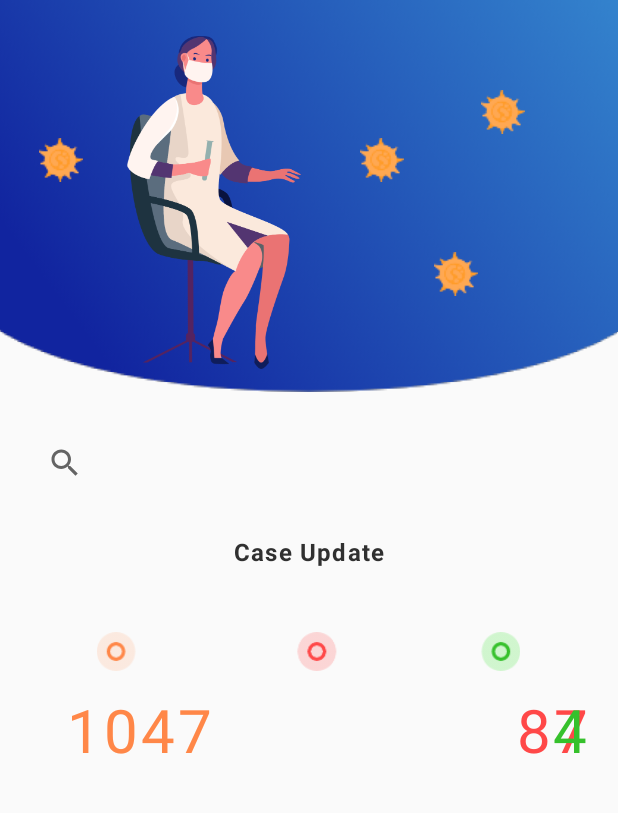
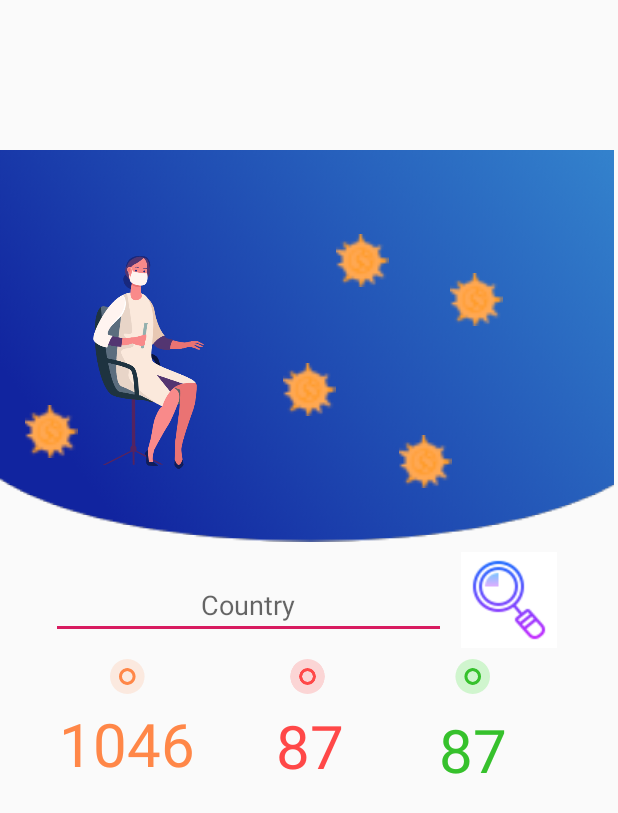
Before and after one commit to tonygms2/Corona-Update, an Android app: the screen it shows after launch (MainActivity), on a phone screen of 412 x 824 dp. Shown: the top 813 px of the screen. Run offline under Robolectric (Android 15) with nearby library versions, the phone set to English and light mode, and no system bars; libraries missing offline, so code that uses them is left out: com.daandtu.webscraper.

Commit message:
added alot of stuffs but doesnt work needs working

```diff
--- a/CoronaInfoUpdate/app/build.gradle
+++ b/CoronaInfoUpdate/app/build.gradle
@@ -5,7 +5,7 @@ android {
     buildToolsVersion "29.0.2"
     defaultConfig {
         applicationId "ulab.edu.coronainfoupdate"
-        minSdkVersion 14
+        minSdkVersion 19
         targetSdkVersion 29
         versionCode 1
         versionName "1.0"
@@ -26,4 +26,5 @@ dependencies {
     testImplementation 'junit:junit:4.12'
     androidTestImplementation 'androidx.test.ext:junit:1.1.0'
     androidTestImplementation 'androidx.test.espresso:espresso-core:3.1.1'
+    implementation 'com.daandtu:android-web-scraper:1.0.1'
 }
--- a/CoronaInfoUpdate/app/src/main/AndroidManifest.xml
+++ b/CoronaInfoUpdate/app/src/main/AndroidManifest.xml
@@ -1,7 +1,7 @@
 <?xml version="1.0" encoding="utf-8"?>
 <manifest xmlns:android="http://schemas.android.com/apk/res/android"
     package="ulab.edu.coronainfoupdate">
-
+    <uses-permission android:name="android.permission.INTERNET"/>
     <application
         android:allowBackup="true"
         android:icon="@mipmap/ic_launcher"
--- a/CoronaInfoUpdate/app/src/main/java/ulab/edu/coronainfoupdate/MainActivity.java
+++ b/CoronaInfoUpdate/app/src/main/java/ulab/edu/coronainfoupdate/MainActivity.java
@@ -1,29 +1,74 @@
 package ulab.edu.coronainfoupdate;
 
 import androidx.appcompat.app.AppCompatActivity;
+import androidx.constraintlayout.widget.ConstraintLayout;
 
 import android.annotation.TargetApi;
 import android.graphics.drawable.Drawable;
 import android.os.Build;
 import android.os.Bundle;
+import android.view.View;
 import android.view.Window;
 import android.view.WindowManager;
+import android.widget.EditText;
 import android.widget.SearchView;
 import android.widget.TextView;
 import android.widget.Toast;
 
+import com.daandtu.webscraper.Element;
+import com.daandtu.webscraper.WebScraper;
+
 public class MainActivity extends AppCompatActivity {
-    TextView infected = (TextView)findViewById(R.id.infectedID);
-    TextView death = (TextView)findViewById(R.id.deathID);
-    TextView recovered = (TextView)findViewById(R.id.recoveredID);
-    SearchView searchView = (SearchView)findViewById(R.id.searchView);
+    EditText searchCountry;
+    TextView infectedData;
+
+
 
 
     @Override
     protected void onCreate(Bundle savedInstanceState) {
         super.onCreate(savedInstanceState);
         setContentView(R.layout.activity_main);
+        //Toast.makeText(this, "It Works", Toast.LENGTH_SHORT).show();
+
 
     }
 
+    public void searchCountry(String CountryName){
+
+
+
+    }
+
+
+
+    public void sayHi(View view) {
+      ConstraintLayout layout = new ConstraintLayout(this);
+
+        searchCountry = (EditText)findViewById(R.id.SearchCountry);
+        final String CountryName = searchCountry.getText().toString();
+        searchCountry(CountryName);
+        infectedData = (TextView)findViewById(R.id.infectedID);
+        final WebScraper webScraper = new WebScraper(this);
+        webScraper.setUserAgentToDesktop(true);
+        webScraper.setLoadImages(false);
+        webScraper.loadURL("https://www.worldometers.info/coronavirus/?utm_campaign=homeAdUOA?Si");
+        layout.addView(webScraper.getView());
+        webScraper.setOnPageLoadedListener(new WebScraper.onPageLoadedListener() {
+            @Override
+            public void loaded(String URL) {
+                //Element searchBar = webScraper.findElementByXpath("//*[@id=\"main_table_countries_today_filter\"]/label/input");
+                //searchBar.setText(CountryName);
+                Element getInfo = webScraper.findElementByXpath("//*[@id=\"maincounter-wrap\"]/div/span");
+                String infected = getInfo.getText();
+                Toast.makeText(MainActivity.this, infected, Toast.LENGTH_SHORT).show();
+
+            }
+        });
+
+
+
+
+
+    }
 }
--- a/CoronaInfoUpdate/app/src/main/res/layout/activity_main.xml
+++ b/CoronaInfoUpdate/app/src/main/res/layout/activity_main.xml
@@ -6,192 +6,164 @@
     android:layout_height="match_parent"
     tools:context=".MainActivity">
 
+    <RelativeLayout
+        android:layout_width="409dp"
+        android:layout_height="729dp"
+        app:layout_constraintBottom_toBottomOf="parent"
+        app:layout_constraintStart_toStartOf="parent"
+        app:layout_constraintTop_toTopOf="parent"
+        app:layout_constraintVertical_bias="1.0">
+
+        <TextView
+            android:id="@+id/RecoveryID"
+            android:layout_width="wrap_content"
+            android:layout_height="wrap_content"
+            android:layout_below="@+id/imageView2"
+            android:layout_alignParentEnd="true"
+            android:layout_marginTop="106dp"
+            android:layout_marginEnd="71dp"
+            android:fontFamily="sans-serif"
+            android:lineSpacingExtra="38sp"
+            android:text="87"
+            android:textColor="#36c12c"
+            android:textSize="40sp" />
+
+        <ImageView
+            android:id="@+id/imageView2"
+            android:layout_width="416dp"
+            android:layout_height="272dp"
+            android:layout_alignParentStart="true"
+            android:layout_alignParentTop="true"
+            android:layout_alignParentEnd="true"
+            android:layout_marginStart="0dp"
+            android:layout_marginTop="0dp"
+            android:layout_marginEnd="-7dp"
+            app:srcCompat="@drawable/image_1" />
+
+        <ImageView
+            android:id="@+id/imageView9"
+            android:layout_width="52dp"
+            android:layout_height="35dp"
+            android:layout_alignParentTop="true"
+            android:layout_alignParentEnd="true"
+            android:layout_marginTop="175dp"
+            android:layout_marginEnd="349dp"
+            app:srcCompat="@drawable/corona_1" />
+
+        <ImageView
+            android:id="@+id/imageView8"
+            android:layout_width="52dp"
+            android:layout_height="35dp"
+            android:layout_alignParentTop="true"
+            android:layout_alignParentEnd="true"
+            android:layout_marginTop="87dp"
+            android:layout_marginEnd="66dp"
+            app:srcCompat="@drawable/corona_1" />
+
+        <ImageView
+            android:id="@+id/imageView6"
+            android:layout_width="52dp"
+            android:layout_height="35dp"
+            android:layout_alignParentTop="true"
+            android:layout_alignParentEnd="true"
+            android:layout_marginTop="147dp"
+            android:layout_marginEnd="177dp"
+            app:srcCompat="@drawable/corona_1" />
+
+        <ImageView
+            android:id="@+id/imageView7"
+            android:layout_width="52dp"
+            android:layout_height="35dp"
+            android:layout_alignParentTop="true"
+            android:layout_alignParentEnd="true"
+            android:layout_marginTop="195dp"
+            android:layout_marginEnd="100dp"
+            app:srcCompat="@drawable/corona_1" />
+
+        <ImageView
+            android:id="@+id/imageView4"
+            android:layout_width="82dp"
+            android:layout_height="142dp"
+            android:layout_alignParentTop="true"
+            android:layout_alignParentEnd="true"
+            android:layout_marginTop="76dp"
+            android:layout_marginEnd="269dp"
+            app:srcCompat="@drawable/drcorona" />
 
         <ImageView
             android:id="@+id/imageView5"
-        android:layout_width="570dp"
-        android:layout_height="261dp"
-        app:layout_constraintEnd_toEndOf="parent"
-        app:layout_constraintStart_toStartOf="parent"
-        app:layout_constraintTop_toTopOf="parent"
-        app:srcCompat="@drawable/image_1" />
-
-    <ImageView
-        android:id="@+id/imageView6"
-        android:layout_width="117dp"
-        android:layout_height="222dp"
-        android:layout_marginTop="24dp"
-        app:layout_constraintEnd_toEndOf="parent"
-        app:layout_constraintHorizontal_bias="0.285"
-        app:layout_constraintStart_toStartOf="parent"
-        app:layout_constraintTop_toTopOf="parent"
-        app:srcCompat="@drawable/drcorona" />
-
-    <ImageView
-        android:id="@+id/imageView8"
-        android:layout_width="49dp"
-        android:layout_height="29dp"
-        android:layout_marginTop="60dp"
-        app:layout_constraintEnd_toEndOf="parent"
-        app:layout_constraintHorizontal_bias="0.856"
-        app:layout_constraintStart_toStartOf="parent"
-        app:layout_constraintTop_toTopOf="parent"
-        app:srcCompat="@drawable/corona" />
-
-    <ImageView
-        android:id="@+id/imageView9"
-        android:layout_width="49dp"
-        android:layout_height="29dp"
-        android:layout_marginTop="168dp"
-        app:layout_constraintEnd_toEndOf="parent"
-        app:layout_constraintHorizontal_bias="0.77"
-        app:layout_constraintStart_toStartOf="parent"
-        app:layout_constraintTop_toTopOf="parent"
-        app:srcCompat="@drawable/corona" />
-
-    <ImageView
-        android:id="@+id/imageView10"
-        android:layout_width="49dp"
-        android:layout_height="29dp"
-        android:layout_marginTop="92dp"
-        app:layout_constraintEnd_toEndOf="parent"
-        app:layout_constraintHorizontal_bias="0.635"
-        app:layout_constraintStart_toStartOf="parent"
-        app:layout_constraintTop_toTopOf="parent"
-        app:srcCompat="@drawable/corona" />
-
-    <ImageView
-        android:id="@+id/imageView11"
-        android:layout_width="49dp"
-        android:layout_height="29dp"
-        android:layout_marginTop="92dp"
-        app:layout_constraintEnd_toEndOf="parent"
-        app:layout_constraintHorizontal_bias="0.044"
-        app:layout_constraintStart_toStartOf="parent"
-        app:layout_constraintTop_toTopOf="parent"
-        app:srcCompat="@drawable/corona" />
-
-    <FrameLayout
-        android:layout_width="409dp"
-        android:layout_height="468dp"
-        app:layout_constraintEnd_toEndOf="parent"
-        app:layout_constraintStart_toStartOf="parent"
-        app:layout_constraintTop_toBottomOf="@+id/imageView5">
-
-        <androidx.constraintlayout.widget.ConstraintLayout
-            android:layout_width="match_parent"
-            android:layout_height="match_parent">
-
-            <SearchView
-                android:id="@+id/searchView"
-                android:layout_width="374dp"
-                android:layout_height="61dp"
-                android:layout_marginBottom="44dp"
-                app:layout_constraintBottom_toBottomOf="parent"
-                app:layout_constraintEnd_toEndOf="parent"
-                app:layout_constraintStart_toStartOf="parent"
-                app:layout_constraintTop_toTopOf="parent"
-                app:layout_constraintVertical_bias="0.046" />
-
-            <FrameLayout
-                android:id="@+id/frameLayout"
-                android:layout_width="373dp"
-                android:layout_height="151dp"
-                android:layout_marginTop="56dp"
-                app:layout_constraintEnd_toEndOf="parent"
-                app:layout_constraintHorizontal_bias="0.485"
-                app:layout_constraintStart_toStartOf="parent"
-                app:layout_constraintTop_toBottomOf="@+id/searchView">
-
-                <androidx.constraintlayout.widget.ConstraintLayout
-                    android:layout_width="match_parent"
-                    android:layout_height="match_parent">
-
-                    <ImageView
-                        android:id="@+id/imageView13"
-                        android:layout_width="303dp"
-                        android:layout_height="26dp"
-                        app:layout_constraintBottom_toBottomOf="parent"
-                        app:layout_constraintEnd_toEndOf="parent"
-                        app:layout_constraintStart_toStartOf="parent"
-                        app:layout_constraintTop_toTopOf="parent"
-                        app:layout_constraintVertical_bias="0.208"
-                        app:srcCompat="@drawable/group_381" />
+            android:layout_width="52dp"
+            android:layout_height="35dp"
+            android:layout_alignParentTop="true"
+            android:layout_alignParentEnd="true"
+            android:layout_marginTop="61dp"
+            android:layout_marginEnd="142dp"
+            app:srcCompat="@drawable/corona_1" />
 
         <TextView
             android:id="@+id/infectedID"
             android:layout_width="wrap_content"
             android:layout_height="wrap_content"
-                        android:layout_marginTop="12dp"
+            android:layout_below="@+id/imageView2"
+            android:layout_alignParentEnd="true"
+            android:layout_marginTop="102dp"
+            android:layout_marginEnd="279dp"
             android:fontFamily="sans-serif"
-                        android:letterSpacing="0.05"
             android:lineSpacingExtra="38sp"
+            android:text="1046"
             android:textColor="#ff8748"
-                        android:textSize="40sp"
-                        android:textStyle="normal"
-                        app:layout_constraintEnd_toEndOf="parent"
-                        app:layout_constraintHorizontal_bias="0.095"
-                        app:layout_constraintStart_toStartOf="parent"
-                        app:layout_constraintTop_toBottomOf="@+id/imageView13"
-                        android:text="1047" />
+            android:textSize="40sp" />
 
         <TextView
             android:id="@+id/deathID"
             android:layout_width="wrap_content"
             android:layout_height="wrap_content"
+            android:layout_below="@+id/imageView2"
+            android:layout_alignParentEnd="true"
+            android:layout_marginTop="103dp"
+            android:layout_marginEnd="180dp"
             android:fontFamily="sans-serif"
-                        android:letterSpacing="0.05"
             android:lineSpacingExtra="38sp"
+            android:text="87"
             android:textColor="#ff4848"
-                        android:textSize="40sp"
-                        android:textStyle="normal"
-                        app:layout_constraintBottom_toBottomOf="parent"
-                        app:layout_constraintEnd_toEndOf="parent"
-                        app:layout_constraintHorizontal_bias="0.27"
-                        app:layout_constraintStart_toEndOf="@+id/textView3"
-                        app:layout_constraintTop_toBottomOf="@+id/imageView13"
-                        app:layout_constraintVertical_bias="0.266"
-                        android:text="87" />
+            android:textSize="40sp" />
 
-                    <TextView
-                        android:id="@+id/recoveredID"
+        <ImageButton
+            android:id="@+id/imageButton4"
             android:layout_width="wrap_content"
             android:layout_height="wrap_content"
-                        android:fontFamily="sans-serif"
-                        android:letterSpacing="0.05"
-                        android:lineSpacingExtra="38sp"
-                        android:text="46"
-                        android:textColor="#36c12c"
-                        android:textSize="40sp"
-                        android:textStyle="normal"
-                        app:layout_constraintBottom_toBottomOf="parent"
-                        app:layout_constraintEnd_toEndOf="parent"
-                        app:layout_constraintHorizontal_bias="0.681"
-                        app:layout_constraintStart_toEndOf="@+id/deathID"
-                        app:layout_constraintTop_toBottomOf="@+id/imageView13"
-                        app:layout_constraintVertical_bias="0.266" />
+            android:layout_alignParentTop="true"
+            android:layout_alignParentEnd="true"
+            android:layout_marginTop="273dp"
+            android:layout_marginEnd="38dp"
+            android:background="#FFFFFF"
+            android:onClick="sayHi"
+            app:srcCompat="@drawable/icons8_search_64" />
 
+        <EditText
+            android:id="@+id/SearchCountry"
+            android:layout_width="263dp"
+            android:layout_height="wrap_content"
+            android:layout_below="@+id/imageView2"
+            android:layout_alignParentStart="true"
+            android:layout_marginStart="34dp"
+            android:layout_marginTop="14dp"
+            android:ems="10"
+            android:gravity="center"
+            android:hint="Country"
+            android:inputType="textPersonName" />
 
+        <ImageView
+            android:id="@+id/imageView10"
+            android:layout_width="match_parent"
+            android:layout_height="wrap_content"
+            android:layout_below="@+id/SearchCountry"
+            android:layout_alignParentStart="true"
+            android:layout_alignParentEnd="true"
+            android:layout_marginStart="6dp"
+            android:layout_marginTop="13dp"
+            android:layout_marginEnd="15dp"
+            app:srcCompat="@drawable/group_381" />
+
+    </RelativeLayout>
 </androidx.constraintlayout.widget.ConstraintLayout>
-            </FrameLayout>
-
-            <TextView
-                android:id="@+id/textView"
-                android:layout_width="wrap_content"
-                android:layout_height="wrap_content"
-                android:textSize="16sp"
-                android:fontFamily="sans-serif"
-                android:textStyle="bold"
-                android:textColor="#303030"
-                android:letterSpacing="0.05"
-                android:lineSpacingExtra="6sp"
-                android:text="Case Update"
-                app:layout_constraintBottom_toTopOf="@+id/frameLayout"
-                app:layout_constraintEnd_toEndOf="parent"
-                app:layout_constraintStart_toStartOf="parent"
-                app:layout_constraintTop_toBottomOf="@+id/searchView" />
-        </androidx.constraintlayout.widget.ConstraintLayout>
-    </FrameLayout>
-
-
-</androidx.constraintlayout.widget.ConstraintLayout>
```
Also changed, not shown: CoronaInfoUpdate/app/src/main/res/drawable/icons8_search_64.png (added), CoronaInfoUpdate/app/src/main/res/drawable/icons8_search_more_64.png (added). Lines whose indentation alone changed are shown as unchanged.
